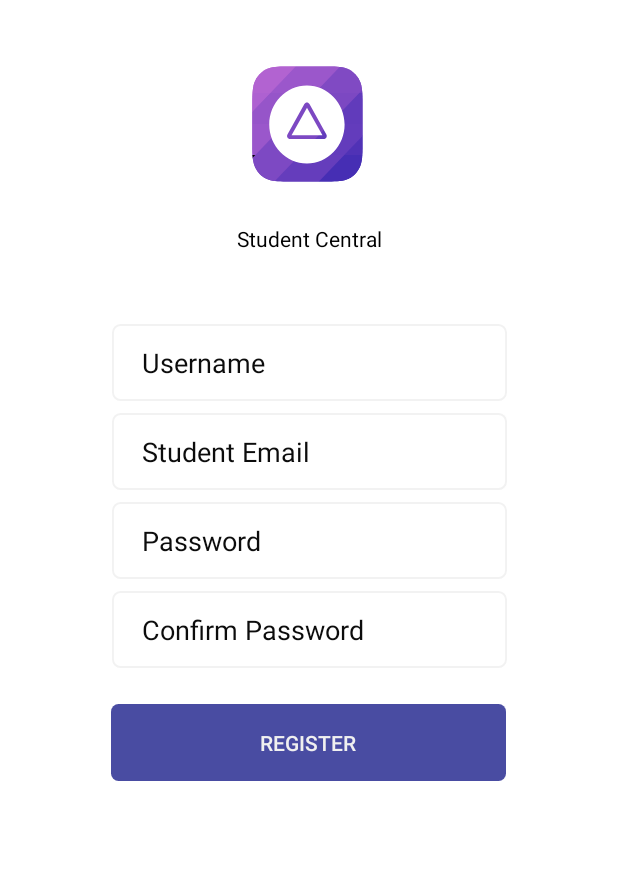
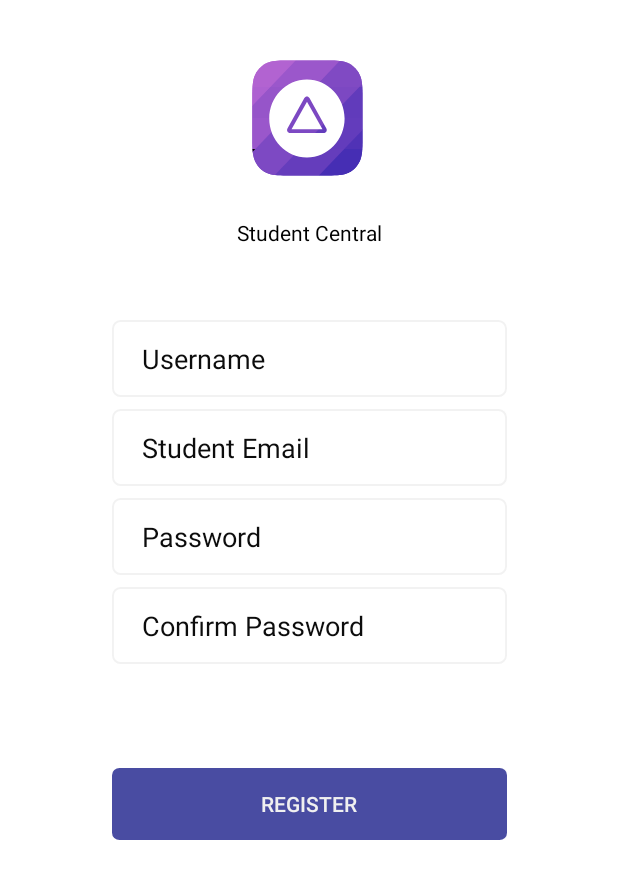
Before and after one commit to brauliod617/AndroidProject, an Android app: the Register screen opened directly, with no data from a screen before it, on a phone screen of 412 x 824 dp. Shown: the top 879 px of the screen. Run offline under Robolectric (Android 15) with nearby library versions, the phone set to English and light mode, and no system bars; Roboto replaces fonts that are not available here.

Commit message:
Make Registration page more responsive to different screen sizes

```diff
--- a/app/src/main/res/layout/activity_register.xml
+++ b/app/src/main/res/layout/activity_register.xml
@@ -25,7 +25,7 @@
         android:id="@+id/register_user"
         android:layout_width="263dp"
         android:layout_height="51dp"
-        android:layout_marginTop="216dp"
+        android:layout_marginTop="96dp"
         android:background="@drawable/ic_fieldwithquestionmark"
         android:ems="10"
         android:hint="@string/register_userName"
@@ -37,21 +37,23 @@
         android:textColorHint="#0C0C0C"
         app:layout_constraintEnd_toEndOf="parent"
         app:layout_constraintStart_toStartOf="parent"
-        app:layout_constraintTop_toTopOf="parent" />
+        app:layout_constraintTop_toBottomOf="@+id/imageView2" />
 
     <Button
         android:id="@+id/register_button"
         android:layout_width="263dp"
-        android:layout_height="51dp"
+        android:layout_height="wrap_content"
         android:layout_marginTop="24dp"
+        android:layout_marginBottom="32dp"
         android:background="@drawable/ic_buttonpurple"
         android:text="@string/register_register"
         android:textColor="#F0F0F0"
         android:textColorHint="#00F7F7F7"
+        app:layout_constraintBottom_toBottomOf="parent"
         app:layout_constraintEnd_toEndOf="parent"
-        app:layout_constraintHorizontal_bias="0.497"
         app:layout_constraintStart_toStartOf="parent"
-        app:layout_constraintTop_toBottomOf="@+id/register_password_confirm" />
+        app:layout_constraintTop_toBottomOf="@+id/register_password_confirm"
+        app:layout_constraintVertical_bias="0.164" />
 
     <EditText
         android:id="@+id/register_password"
@@ -110,8 +112,8 @@
     <ImageView
         android:id="@+id/imageView2"
         android:layout_width="wrap_content"
-        android:layout_height="wrap_content"
-        android:layout_marginTop="44dp"
+        android:layout_height="0dp"
+        android:layout_marginTop="40dp"
         android:contentDescription="@string/app_icon"
         app:layout_constraintEnd_toEndOf="parent"
         app:layout_constraintHorizontal_bias="0.498"
```
Also changed, not shown: app/src/main/java/AutoResizeTextView.java (deleted, +0 -326 lines).
